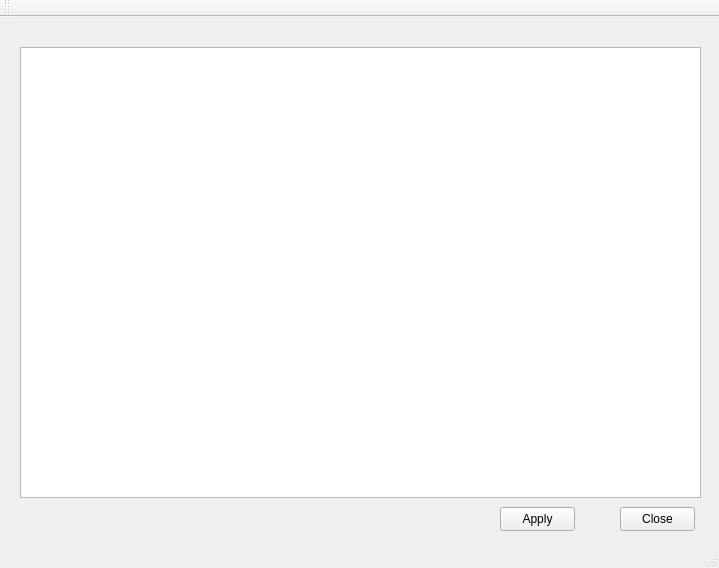
AnatolySolovyev12/VisualForMilanRF, file VisualForMilanRF/RangeTableValue.ui: the form before one commit.
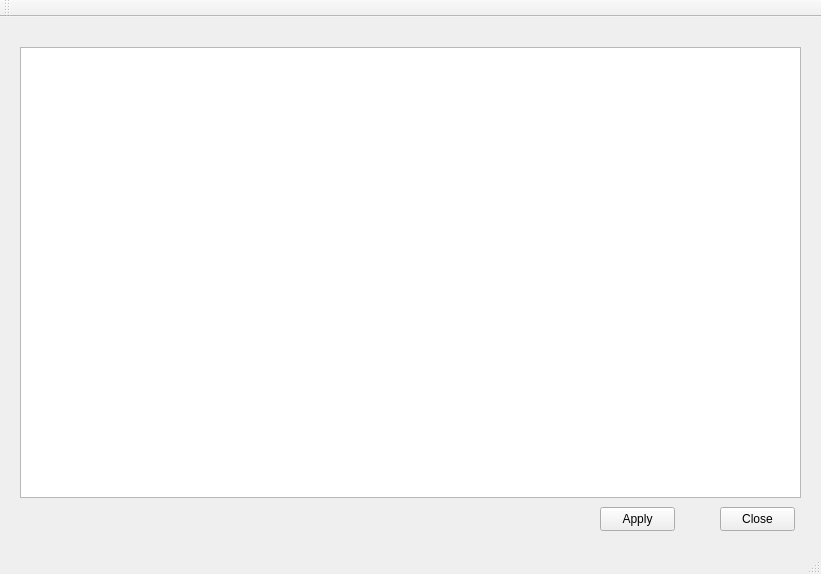
The form after the commit.

```diff
--- a/VisualForMilanRF/RangeTableValue.ui
+++ b/VisualForMilanRF/RangeTableValue.ui
@@ -6,8 +6,8 @@
    <rect>
     <x>0</x>
     <y>0</y>
-    <width>719</width>
-    <height>568</height>
+    <width>821</width>
+    <height>574</height>
    </rect>
   </property>
   <property name="minimumSize">
@@ -25,7 +25,7 @@
      <rect>
       <x>20</x>
       <y>30</y>
-      <width>681</width>
+      <width>781</width>
       <height>451</height>
      </rect>
     </property>
@@ -33,7 +33,7 @@
    <widget class="QPushButton" name="applyButton">
     <property name="geometry">
      <rect>
-      <x>500</x>
+      <x>600</x>
       <y>490</y>
       <width>75</width>
       <height>24</height>
@@ -58,7 +58,7 @@
    <widget class="QPushButton" name="closeButton">
     <property name="geometry">
      <rect>
-      <x>620</x>
+      <x>720</x>
       <y>490</y>
       <width>75</width>
       <height>24</height>
```
Left out of the diff: 2 changed lines with no effect on the pictures.
